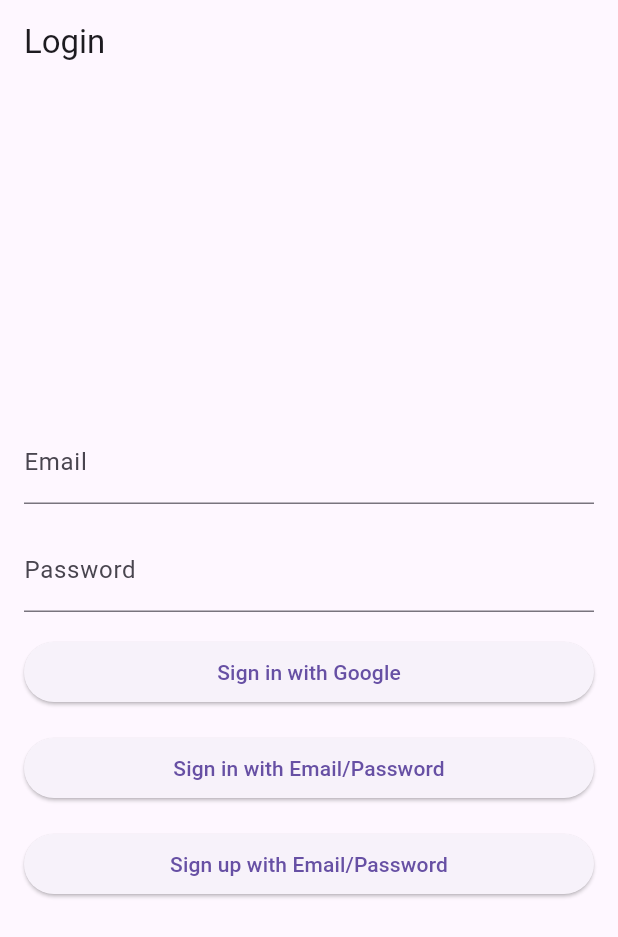
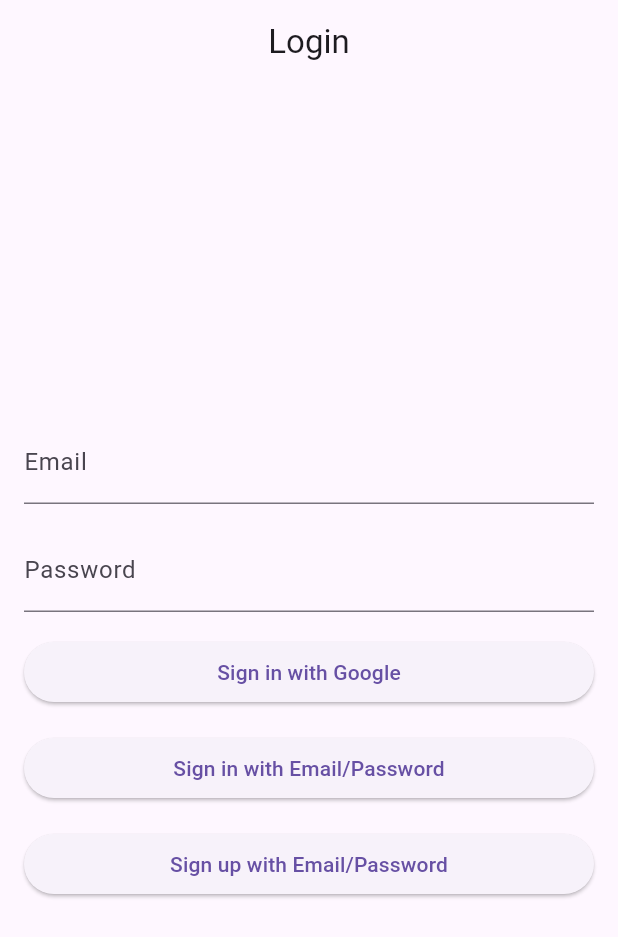
Before and after one commit to krishnajhapate/demo-flutter-app-r, a Flutter app: the screen it shows after launch, on a phone screen of 412 x 824 dp. Shown: the top 937 px of the screen. Run offline on Flutter 3.47's test engine with Material 3 defaults, Android fonts, the phone set to English and light mode, and no system bars; our stand-ins replace cloud_firestore, firebase_auth, firebase_core, google_sign_in; accounts and stored records are empty.

Commit message:
fixed login

```diff
--- a/lib/screens/login.dart
+++ b/lib/screens/login.dart
@@ -87,9 +87,11 @@ class _LoginScreenState extends State<LoginScreen> {
   Widget build(BuildContext context) {
     return Scaffold(
       appBar: AppBar(
-        title: Text(
-          'Login',
-          textAlign: TextAlign.center,
+        title: Center(
+          child: Text(
+            'Login',
+            textAlign: TextAlign.center,
+          ),
         ),
       ),
       body: Padding(
```
